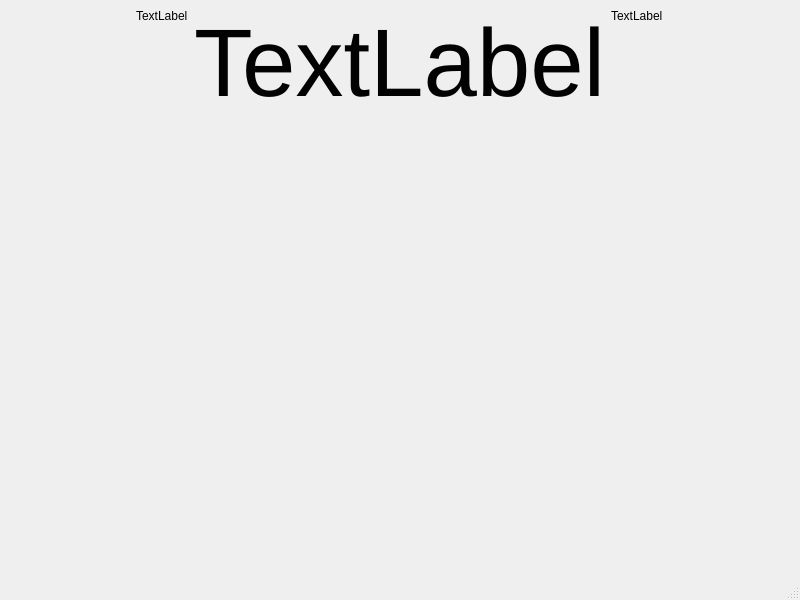
Before: the Qt Designer form viewers_view.ui in GroupOfRobots/TwitchGo-Bot, drawn with Qt 5.
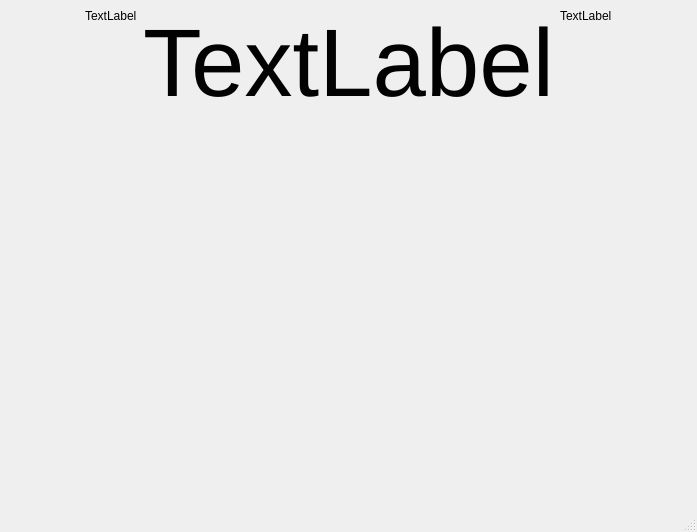
After: the same form once the commit is applied.

Diff of the .ui file:
```diff
--- a/viewers_view.ui
+++ b/viewers_view.ui
@@ -6,8 +6,8 @@
    <rect>
     <x>0</x>
     <y>0</y>
-    <width>800</width>
-    <height>600</height>
+    <width>673</width>
+    <height>532</height>
    </rect>
   </property>
   <property name="windowTitle">
@@ -165,15 +165,6 @@
                </color>
               </brush>
              </colorrole>
-             <colorrole role="PlaceholderText">
-              <brush brushstyle="SolidPattern">
-               <color alpha="128">
-                <red>255</red>
-                <green>255</green>
-                <blue>255</blue>
-               </color>
-              </brush>
-             </colorrole>
             </active>
             <inactive>
              <colorrole role="WindowText">
@@ -311,15 +302,6 @@
                </color>
               </brush>
              </colorrole>
-             <colorrole role="PlaceholderText">
-              <brush brushstyle="SolidPattern">
-               <color alpha="128">
-                <red>255</red>
-                <green>255</green>
-                <blue>255</blue>
-               </color>
-              </brush>
-             </colorrole>
             </inactive>
             <disabled>
              <colorrole role="WindowText">
@@ -457,15 +439,6 @@
                </color>
               </brush>
              </colorrole>
-             <colorrole role="PlaceholderText">
-              <brush brushstyle="SolidPattern">
-               <color alpha="128">
-                <red>255</red>
-                <green>255</green>
-                <blue>255</blue>
-               </color>
-              </brush>
-             </colorrole>
             </disabled>
            </palette>
           </property>
@@ -551,15 +524,6 @@
                </color>
               </brush>
              </colorrole>
-             <colorrole role="PlaceholderText">
-              <brush brushstyle="SolidPattern">
-               <color alpha="128">
-                <red>255</red>
-                <green>255</green>
-                <blue>255</blue>
-               </color>
-              </brush>
-             </colorrole>
             </active>
             <inactive>
              <colorrole role="WindowText">
@@ -607,15 +571,6 @@
                </color>
               </brush>
              </colorrole>
-             <colorrole role="PlaceholderText">
-              <brush brushstyle="SolidPattern">
-               <color alpha="128">
-                <red>255</red>
-                <green>255</green>
-                <blue>255</blue>
-               </color>
-              </brush>
-             </colorrole>
             </inactive>
             <disabled>
              <colorrole role="WindowText">
@@ -663,15 +618,6 @@
                </color>
               </brush>
              </colorrole>
-             <colorrole role="PlaceholderText">
-              <brush brushstyle="SolidPattern">
-               <color alpha="128">
-                <red>0</red>
-                <green>0</green>
-                <blue>0</blue>
-               </color>
-              </brush>
-             </colorrole>
             </disabled>
            </palette>
           </property>
@@ -726,15 +672,6 @@
                </color>
               </brush>
              </colorrole>
-             <colorrole role="PlaceholderText">
-              <brush brushstyle="SolidPattern">
-               <color alpha="128">
-                <red>255</red>
-                <green>255</green>
-                <blue>255</blue>
-               </color>
-              </brush>
-             </colorrole>
             </active>
             <inactive>
              <colorrole role="WindowText">
@@ -755,15 +692,6 @@
                </color>
               </brush>
              </colorrole>
-             <colorrole role="PlaceholderText">
-              <brush brushstyle="SolidPattern">
-               <color alpha="128">
-                <red>255</red>
-                <green>255</green>
-                <blue>255</blue>
-               </color>
-              </brush>
-             </colorrole>
             </inactive>
             <disabled>
              <colorrole role="WindowText">
@@ -784,15 +712,6 @@
                </color>
               </brush>
              </colorrole>
-             <colorrole role="PlaceholderText">
-              <brush brushstyle="SolidPattern">
-               <color alpha="128">
-                <red>0</red>
-                <green>0</green>
-                <blue>0</blue>
-               </color>
-              </brush>
-             </colorrole>
             </disabled>
            </palette>
           </property>
@@ -1160,15 +1079,6 @@
                </color>
               </brush>
              </colorrole>
-             <colorrole role="PlaceholderText">
-              <brush brushstyle="SolidPattern">
-               <color alpha="128">
-                <red>0</red>
-                <green>0</green>
-                <blue>0</blue>
-               </color>
-              </brush>
-             </colorrole>
             </active>
             <inactive>
              <colorrole role="WindowText">
@@ -1306,15 +1216,6 @@
                </color>
               </brush>
              </colorrole>
-             <colorrole role="PlaceholderText">
-              <brush brushstyle="SolidPattern">
-               <color alpha="128">
-                <red>0</red>
-                <green>0</green>
-                <blue>0</blue>
-               </color>
-              </brush>
-             </colorrole>
             </inactive>
             <disabled>
              <colorrole role="WindowText">
@@ -1452,15 +1353,6 @@
                </color>
               </brush>
              </colorrole>
-             <colorrole role="PlaceholderText">
-              <brush brushstyle="SolidPattern">
-               <color alpha="128">
-                <red>0</red>
-                <green>0</green>
-                <blue>0</blue>
-               </color>
-              </brush>
-             </colorrole>
             </disabled>
            </palette>
           </property>
@@ -1639,15 +1531,6 @@
            </color>
           </brush>
          </colorrole>
-         <colorrole role="PlaceholderText">
-          <brush brushstyle="SolidPattern">
-           <color alpha="128">
-            <red>255</red>
-            <green>255</green>
-            <blue>255</blue>
-           </color>
-          </brush>
-         </colorrole>
         </active>
         <inactive>
          <colorrole role="WindowText">
@@ -1785,15 +1668,6 @@
            </color>
           </brush>
          </colorrole>
-         <colorrole role="PlaceholderText">
-          <brush brushstyle="SolidPattern">
-           <color alpha="128">
-            <red>255</red>
-            <green>255</green>
-            <blue>255</blue>
-           </color>
-          </brush>
-         </colorrole>
         </inactive>
         <disabled>
          <colorrole role="WindowText">
@@ -1931,15 +1805,6 @@
            </color>
           </brush>
          </colorrole>
-         <colorrole role="PlaceholderText">
-          <brush brushstyle="SolidPattern">
-           <color alpha="128">
-            <red>0</red>
-            <green>0</green>
-            <blue>0</blue>
-           </color>
-          </brush>
-         </colorrole>
         </disabled>
        </palette>
       </property>
```
Left out of the diff: 4 changed lines with no effect on the pictures.
